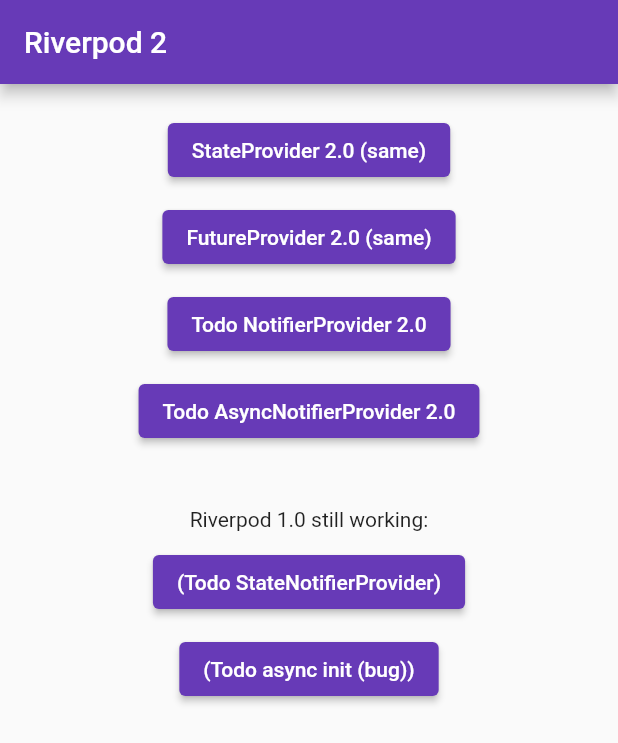
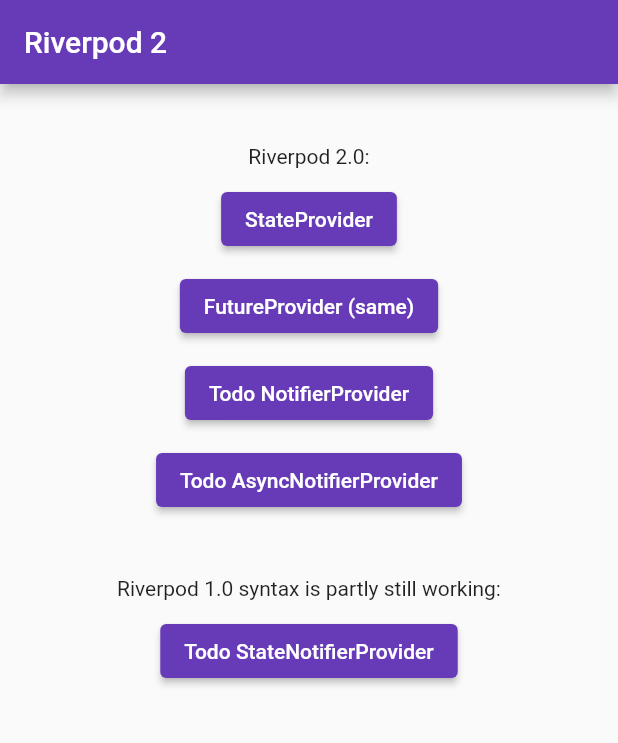
Before and after one commit to flutterrausch/flutter_examples, a Flutter app: the screen it shows after launch, on a phone screen of 412 x 824 dp. Shown: the top 743 px of the screen. Run offline on Flutter 3.47's test engine with Material 2 defaults, Android fonts, the phone set to English and light mode, and no system bars; our stand-ins replace dio, flutter_riverpod; missing offline and left inert: jwt_decode.

Commit message:
[update] cleanup

```diff
--- a/040__riverpod2/lib/main.dart
+++ b/040__riverpod2/lib/main.dart
@@ -1,11 +1,12 @@
 import 'package:flutter/material.dart';
 import 'package:flutter_riverpod/flutter_riverpod.dart';
 import 'package:riverpod2/counter_stateprovider_page.dart';
-import 'todo_asyncinit_page.dart';
 import 'todo_asyncnotifierprovider.dart';
 import 'todo_notifierprovider.dart';
 import 'todo_statenotifierprovider.dart';
 import 'wait_futureprovider_page.dart';
+
+//import 'todo_asyncinit_page.dart';
 
 
 const String title = 'Riverpod 2';
@@ -45,27 +46,30 @@ class MainPage extends StatelessWidget {
                 child: Center(
                   child: Column(
                     children: [
-
-                      const SizedBox(height: 20),
-                      PageButton('StateProvider 2.0 (same)', const CounterStateproviderPage(), context),
+                      const SizedBox(height: 40),
+                      const Text('Riverpod 2.0:'),
 
                       const SizedBox(height: 10),
-                      PageButton('FutureProvider 2.0 (same)', const WaitFutureproviderPage(), context),
+                      PageButton('StateProvider', const CounterStateproviderPage(), context),
 
                       const SizedBox(height: 10),
-                      PageButton('Todo NotifierProvider 2.0', const TodoNotifierproviderPage(), context),
+                      PageButton('FutureProvider (same)', const WaitFutureproviderPage(), context),
 
                       const SizedBox(height: 10),
-                      PageButton('Todo AsyncNotifierProvider 2.0', const TodoAsyncnotifierproviderPage(), context),
+                      PageButton('Todo NotifierProvider', const TodoNotifierproviderPage(), context),
+
+                      const SizedBox(height: 10),
+                      PageButton('Todo AsyncNotifierProvider', const TodoAsyncnotifierproviderPage(), context),
 
 
                       const SizedBox(height: 40),
-                      const Text('Riverpod 1.0 still working:'),
+                      const Text('Riverpod 1.0 syntax is partly still working:'),
                       const SizedBox(height: 10),
-                      PageButton('(Todo StateNotifierProvider)', const TodoStatenotifierproviderPage(), context),
+                      PageButton('Todo StateNotifierProvider', const TodoStatenotifierproviderPage(), context),
 
-                      const SizedBox(height: 10),
-                      PageButton('(Todo async init (bug))', const TodoAsyncInitPage(), context),
+                      // buggy, don't show:
+                      // const SizedBox(height: 10),
+                      // PageButton('(Todo async init (bug))', const TodoAsyncInitPage(), context),
                     ],
                   ),
                 ),
@@ -82,7 +86,7 @@ class PageButton extends StatelessWidget {
   final Widget page;
   final BuildContext context;
 
-  const PageButton(this.pageName, this.page, this.context);
+  const PageButton(this.pageName, this.page, this.context, {super.key});
 
   @override
   Widget build(BuildContext context) {
--- a/040__riverpod2/lib/todo_asyncnotifierprovider.dart
+++ b/040__riverpod2/lib/todo_asyncnotifierprovider.dart
@@ -41,7 +41,7 @@ final exampleTodos = [
 
 
 class AsyncTodosNotifier extends AsyncNotifier<List<Todo>> {
-  List<Todo> _simulateBackend = exampleTodos;
+  final List<Todo> _simulateBackend = exampleTodos;
 
   // initialize the list of todos
   @override
```
Also changed, not shown: 1 other file.
